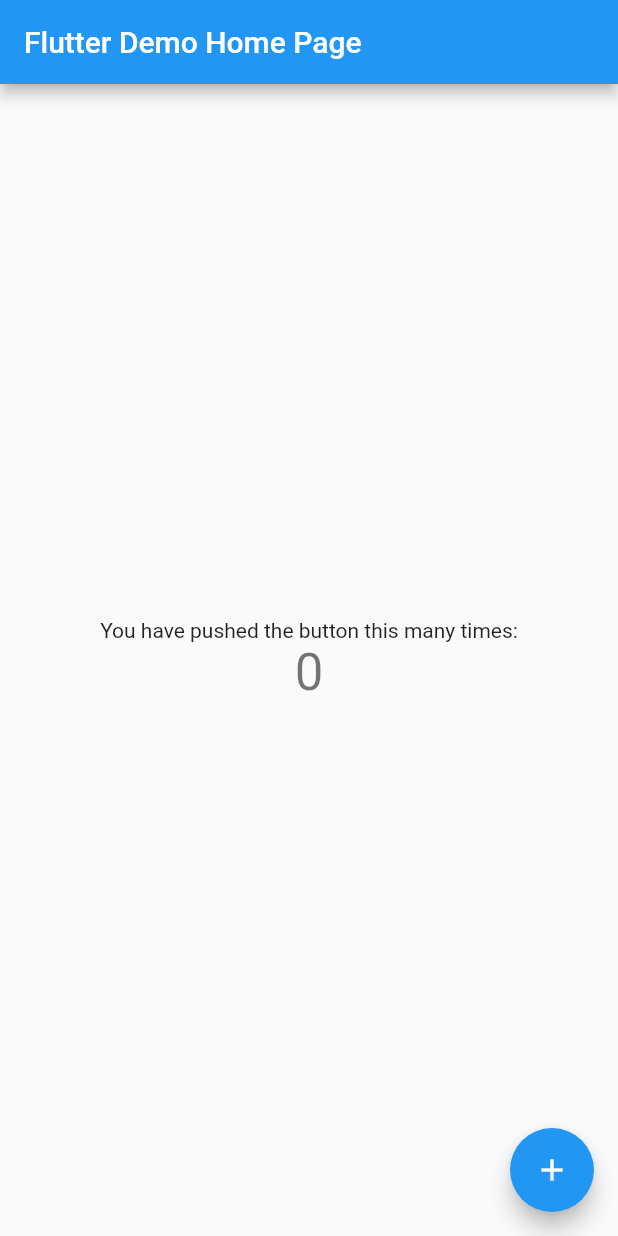
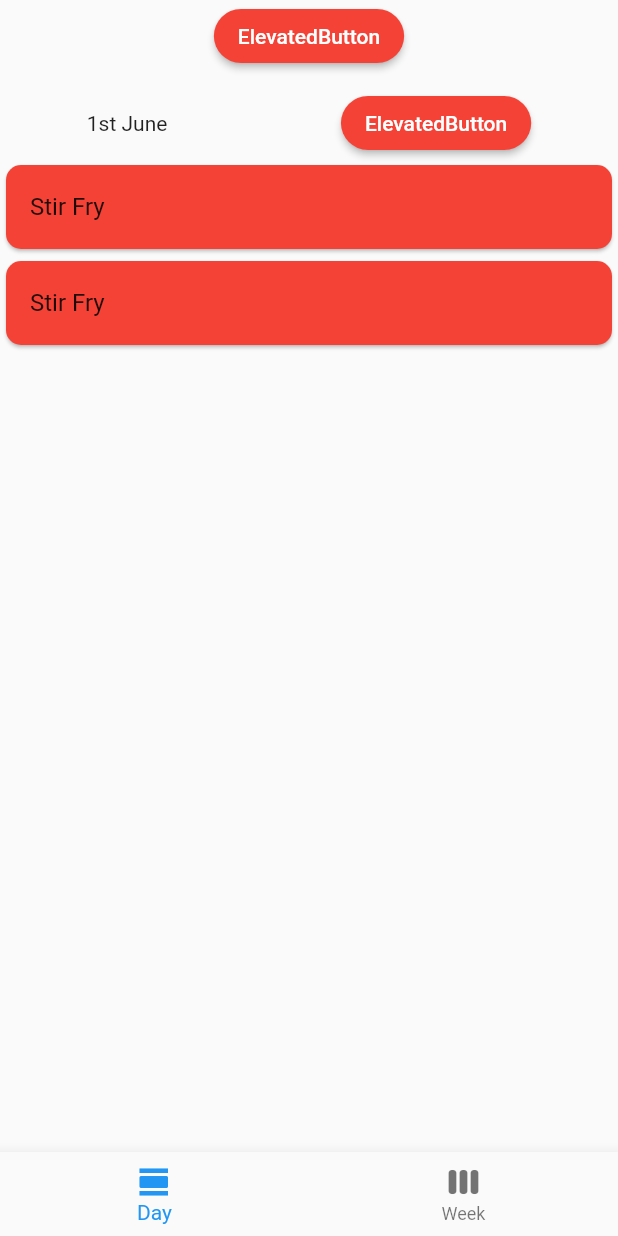
Before and after one commit to hungrymissilepod/meal_planner, a Flutter app: the screen it shows after launch, on a phone screen of 412 x 824 dp. Run offline on Flutter 3.47's test engine with Material 2 defaults, Android fonts, the phone set to English and light mode, and no system bars; our stand-ins replace bloc, equatable, flutter_bloc.

Commit message:
Basic layout for Day and Week screen. Basic implementation of cubit

```diff
--- /dev/null
+++ b/lib/cubit/planner_cubit.dart
@@ -0,0 +1,29 @@
+/// Bloc
+import 'package:bloc/bloc.dart';
+import 'package:meta/meta.dart';
+import 'package:flutter_bloc/flutter_bloc.dart';
+import 'package:mealplanner/models/planner_repository.dart';
+
+/// Utilities
+import 'package:equatable/equatable.dart';
+
+/// Models
+import 'package:mealplanner/models/planner_models.dart';
+
+part 'planner_state.dart';
+
+class PlannerCubit extends Cubit<PlannerState> {
+  PlannerCubit(this._plannerRepository) : super(PlannerInitial());
+
+  final PlannerRepository _plannerRepository;
+
+  Future<void> loadPlanner() async {
+    emit(PlannerLoading());
+    try {
+      final days = await _plannerRepository.fetchWeeklyPlan();
+      emit(PlannerLoaded(days));
+    } catch (e) {
+      emit(PlannerError('Failed to load planner'));
+    }
+  }
+}
--- /dev/null
+++ b/lib/cubit/planner_state.dart
@@ -0,0 +1,36 @@
+part of 'planner_cubit.dart';
+
+@immutable
+abstract class PlannerState extends Equatable {
+  const PlannerState();
+}
+
+class PlannerInitial extends PlannerState {
+  const PlannerInitial();
+
+  @override
+  List<Object> get props => [];
+}
+
+class PlannerLoading extends PlannerState {
+  const PlannerLoading();
+
+  @override
+  List<Object> get props => [];
+}
+
+class PlannerLoaded extends PlannerState {
+  final WeekPlan weekPlan;
+  const PlannerLoaded(this.weekPlan);
+
+  @override
+  List<Object> get props => [weekPlan];
+}
+
+class PlannerError extends PlannerState {
+  final String message;
+  const PlannerError(this.message);
+
+  @override
+  List<Object> get props => [message];
+}
--- a/lib/main.dart
+++ b/lib/main.dart
@@ -1,113 +1,250 @@
 import 'package:flutter/material.dart';
+
+/// Bloc + Cubit
+import 'package:flutter_bloc/flutter_bloc.dart';
+import 'package:mealplanner/cubit/planner_cubit.dart';
+import 'package:mealplanner/models/planner_repository.dart';
 
 void main() {
   runApp(MyApp());
 }
 
 class MyApp extends StatelessWidget {
-  // This widget is the root of your application.
   @override
   Widget build(BuildContext context) {
-    return MaterialApp(
-      title: 'Flutter Demo',
+    return BlocProvider(
+      create: (context) => PlannerCubit(PlannerRepository()),
+      child: MaterialApp(
         theme: ThemeData(
-        // This is the theme of your application.
-        //
-        // Try running your application with "flutter run". You'll see the
-        // application has a blue toolbar. Then, without quitting the app, try
-        // changing the primarySwatch below to Colors.green and then invoke
-        // "hot reload" (press "r" in the console where you ran "flutter run",
-        // or simply save your changes to "hot reload" in a Flutter IDE).
-        // Notice that the counter didn't reset back to zero; the application
-        // is not restarted.
           primarySwatch: Colors.blue,
         ),
-      home: MyHomePage(title: 'Flutter Demo Home Page'),
+        home: MyHomePage(),
+      ),
     );
   }
 }
 
 class MyHomePage extends StatefulWidget {
-  MyHomePage({Key key, this.title}) : super(key: key);
-
-  // This widget is the home page of your application. It is stateful, meaning
-  // that it has a State object (defined below) that contains fields that affect
-  // how it looks.
-
-  // This class is the configuration for the state. It holds the values (in this
-  // case the title) provided by the parent (in this case the App widget) and
-  // used by the build method of the State. Fields in a Widget subclass are
-  // always marked "final".
-
-  final String title;
+  MyHomePage({ Key key }) : super(key: key);
 
   @override
   _MyHomePageState createState() => _MyHomePageState();
 }
 
 class _MyHomePageState extends State<MyHomePage> {
-  int _counter = 0;
 
-  void _incrementCounter() {
+  // TODO: ensure we can add meals from list for certain days
+  // TODO: clean up code and UI - get basic UI looking as it should
+  // TODO: create Meals list screen
+  // TODO: tapping Add meal button should go to Meals list screen. Should be able to navigate back
+
+  PageController _pageController;
+  /// Current page shown in PageView
+  int _currentPage = 0;
+
+  @override
+  void initState() {
+    super.initState();
+    _pageController = PageController(initialPage: _currentPage);
+    BlocProvider.of<PlannerCubit>(context).loadPlanner(); // * load data from config. In real app this would be from server or device storage
+  }
+
+  /// When navbar item is tapped, change page in PageView
+  void _onNavBarItemTapped(int index) {
+    _pageController.jumpToPage(index);
+    _setCurrentPage(index);
+  }
+
+  /// Update [_currentPage] so the correct page is highlighted in BottomNavigationBar
+  void _setCurrentPage(int index) {
     setState(() {
-      // This call to setState tells the Flutter framework that something has
-      // changed in this State, which causes it to rerun the build method below
-      // so that the display can reflect the updated values. If we changed
-      // _counter without calling setState(), then the build method would not be
-      // called again, and so nothing would appear to happen.
-      _counter++;
+      _currentPage = index;
     });
   }
 
   @override
   Widget build(BuildContext context) {
-    // This method is rerun every time setState is called, for instance as done
-    // by the _incrementCounter method above.
-    //
-    // The Flutter framework has been optimized to make rerunning build methods
-    // fast, so that you can just rebuild anything that needs updating rather
-    // than having to individually change instances of widgets.
+    return BlocBuilder<PlannerCubit, PlannerState>(
+      builder: (context, state) {
+        if (state is PlannerLoaded) {
+          print(state.weekPlan.days[0].date);
+          print(state.weekPlan.days[0].meals.toString());
           return Scaffold(
-      appBar: AppBar(
-        // Here we take the value from the MyHomePage object that was created by
-        // the App.build method, and use it to set our appbar title.
-        title: Text(widget.title),
+            body: PageView(
+              onPageChanged: _setCurrentPage, /// this ensures that the correct page is highlighted when scrolling to different page
+              controller: _pageController,
+              children: [
+                DayPage(),
+                WeekPage(),
+              ],
             ),
-      body: Center(
-        // Center is a layout widget. It takes a single child and positions it
-        // in the middle of the parent.
-        child: Column(
-          // Column is also a layout widget. It takes a list of children and
-          // arranges them vertically. By default, it sizes itself to fit its
-          // children horizontally, and tries to be as tall as its parent.
-          //
-          // Invoke "debug painting" (press "p" in the console, choose the
-          // "Toggle Debug Paint" action from the Flutter Inspector in Android
-          // Studio, or the "Toggle Debug Paint" command in Visual Studio Code)
-          // to see the wireframe for each widget.
-          //
-          // Column has various properties to control how it sizes itself and
-          // how it positions its children. Here we use mainAxisAlignment to
-          // center the children vertically; the main axis here is the vertical
-          // axis because Columns are vertical (the cross axis would be
-          // horizontal).
-          mainAxisAlignment: MainAxisAlignment.center,
-          children: <Widget>[
-            Text(
-              'You have pushed the button this many times:',
+            bottomNavigationBar: BottomNavigationBar(
+              onTap: _onNavBarItemTapped,
+              currentIndex: _currentPage,
+              items: [
+                BottomNavigationBarItem(
+                  label: 'Day',
+                  icon: Icon(Icons.view_day),
                 ),
-            Text(
-              '$_counter',
-              style: Theme.of(context).textTheme.headline4,
+                BottomNavigationBarItem(
+                  label: 'Week',
+                  icon: Icon(Icons.view_week),
                 ),
               ],
             ),
-      ),
-      floatingActionButton: FloatingActionButton(
-        onPressed: _incrementCounter,
-        tooltip: 'Increment',
-        child: Icon(Icons.add),
-      ), // This trailing comma makes auto-formatting nicer for build methods.
+          );
+        }
+        return Scaffold(body: Center(child: CircularProgressIndicator()));
+      },
     );
   }
 }
+
+class DayPage extends StatelessWidget {
+  const DayPage({ Key key }) : super(key: key);
+
+  @override
+  Widget build(BuildContext context) {
+    return SafeArea(
+      child: SingleChildScrollView(
+        physics: BouncingScrollPhysics(parent: AlwaysScrollableScrollPhysics()),
+        child: Center(
+          child: Column(
+            children: [
+              CustomButton(), // TODO: date picker button
+              SizedBox(height: 10),
+              MealsForDay(),
+            ],
+          ),
+        ),
+      ),
+    );
+  }
+}
+
+class WeekPage extends StatelessWidget {
+  const WeekPage({ Key key }) : super(key: key);
+
+  @override
+  Widget build(BuildContext context) {
+    return SafeArea(
+      child: SingleChildScrollView(
+        physics: BouncingScrollPhysics(parent: AlwaysScrollableScrollPhysics()),
+        child: Center(
+          child: Column(
+            children: [
+              MealsForDay(),
+              MealsForDay(),
+              MealsForDay(),
+              MealsForDay(),
+            ],
+          ),
+        ),
+      ),
+    );
+  }
+}
+
+// TODO: should show correct date
+// TODO: should get data from JSON or somewhere and show meals for THAT date
+// TODO: rename to something better
+class MealsForDay extends StatelessWidget {
+  const MealsForDay({
+    Key key,
+  }) : super(key: key);
+
+  @override
+  Widget build(BuildContext context) {
+    return Column(
+      children: [
+        Row(
+          mainAxisAlignment: MainAxisAlignment.spaceAround,
+          children: [
+            Text('1st June'),
+            CustomButton(),
+          ],
+        ),
+        // TODO: should show all meals for this day
+        ColumnBuilder(
+          itemCount: 2,
+          itemBuilder: (context, index) {
+            return CustomListTile();
+          },
+        ),
+      ],
+    );
+  }
+}
+
+// TODO: comment this and explain that it is not mine
+// https://gist.github.com/slightfoot/a75d6c368f1b823b594d9f04bf667231
+class ColumnBuilder extends StatelessWidget {
+  final IndexedWidgetBuilder itemBuilder;
+  final MainAxisAlignment mainAxisAlignment;
+  final MainAxisSize mainAxisSize;
+  final CrossAxisAlignment crossAxisAlignment;
+  final VerticalDirection verticalDirection;
+  final int itemCount;
+
+  const ColumnBuilder({
+    Key key,
+    @required this.itemBuilder,
+    @required this.itemCount,
+    this.mainAxisAlignment: MainAxisAlignment.start,
+    this.mainAxisSize: MainAxisSize.max,
+    this.crossAxisAlignment: CrossAxisAlignment.center,
+    this.verticalDirection: VerticalDirection.down,
+  }) : super(key: key);
+
+  @override
+  Widget build(BuildContext context) {
+    return new Column(
+      crossAxisAlignment: this.crossAxisAlignment,
+      mainAxisSize: this.mainAxisSize,
+      mainAxisAlignment: this.mainAxisAlignment,
+      verticalDirection: this.verticalDirection,
+      children:
+          new List.generate(this.itemCount, (index) => this.itemBuilder(context, index)).toList(),
+    );
+  }
+}
+
+// TODO: this widget should take a title as arguement
+class CustomListTile extends StatelessWidget {
+  const CustomListTile({
+    Key key,
+  }) : super(key: key);
+
+  @override
+  Widget build(BuildContext context) {
+    return Card(
+      shape: RoundedRectangleBorder(borderRadius: BorderRadius.circular(10)),
+      color: Colors.red,
+      child: ListTile(
+        title: Text('Stir Fry'),
+      ),
+    );
+  }
+}
+
+// TODO: this widget should take label and ontap as arguements
+class CustomButton extends StatelessWidget {
+  const CustomButton({
+    Key key,
+  }) : super(key: key);
+
+  @override
+  Widget build(BuildContext context) {
+    return ElevatedButton(
+      child: Text("ElevatedButton"),
+      onPressed: () => print("it's pressed"),
+      style: ElevatedButton.styleFrom(
+        primary: Colors.red,
+        onPrimary: Colors.white,
+        shape: RoundedRectangleBorder(
+          borderRadius: BorderRadius.circular(32.0),
+        ),
+      ),
+    );
+  }
+}
--- /dev/null
+++ b/lib/models/planner_models.dart
@@ -0,0 +1,31 @@
+/// Model for day of the week.
+/// Contains the date for this day and a list of meals
+class DayPlan {
+
+  DayPlan({ this.date, this.meals });
+
+  final String date;
+  final List<String> meals;
+
+  factory DayPlan.fromJson(Map data) {
+    return DayPlan(
+      date: data['date'] as String ?? '',
+      meals: (data['meals'] as List)?.map((e) => e as String)?.toList(),
+    );
+  }
+}
+
+/// Model for the week
+/// Contains a list of Day objects for this week
+class WeekPlan {
+
+  WeekPlan({ this.days });
+
+  final List<DayPlan> days;
+
+  factory WeekPlan.fromJson(Map data) {
+    return WeekPlan(
+      days: (data['dates'] as List)?.map((e) => e == null ? null : DayPlan.fromJson(e as Map<String, dynamic>))?.toList(),
+    );
+  }
+}
--- /dev/null
+++ b/lib/models/planner_repository.dart
@@ -0,0 +1,18 @@
+import 'package:flutter/services.dart' show rootBundle;
+import 'dart:convert' show json;
+
+/// Models
+import 'package:mealplanner/models/planner_models.dart';
+
+class PlannerRepository {
+
+  /// Load user's weekly plan.
+  /// In this example the weekly plan is loaded from a json file. In a real world app this might be downloaded from a database
+  Future<WeekPlan> fetchWeeklyPlan() async {
+    String path = 'configs/meals.json';
+    String content = await rootBundle.loadString(path);
+    dynamic jsonStr = json.decode(content);
+    WeekPlan week = WeekPlan.fromJson(jsonStr);
+    return week;
+  }
+}
```
Also changed, not shown: configs/meals.json (added, +28 -0 lines), pubspec.yaml (+7 -53 lines), pubspec.lock, 6 other files. Lines whose indentation alone changed are shown as unchanged.
